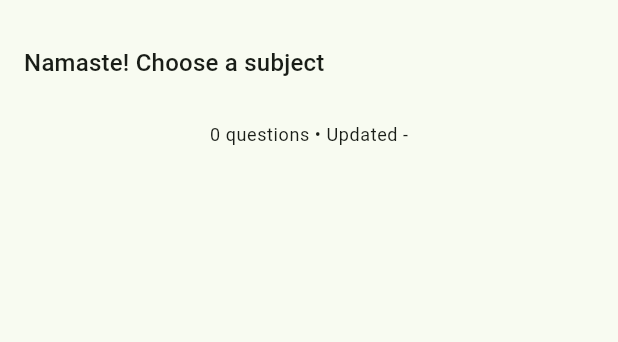
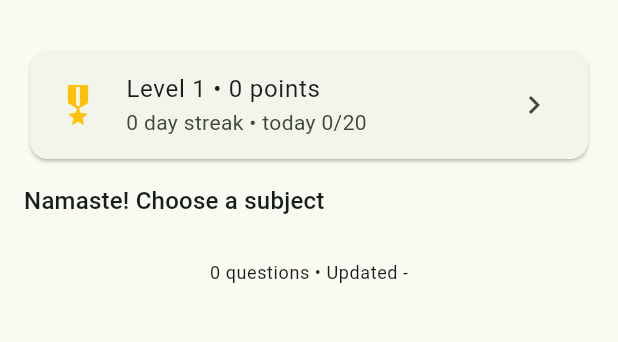
Before and after one commit to SeekhoJeeto/seekhojeeto-app, a Flutter app: the screen it shows once a user with an empty profile is signed in, on a phone screen of 412 x 824 dp, the part 63-405 px from its top. Run offline on Flutter 3.47's test engine with Material 3 defaults, Android fonts, the phone set to English and light mode, and no system bars; our stand-ins replace cloud_firestore, firebase_auth, firebase_core, shared_preferences; accounts and stored records are empty; network calls fail.

Commit message:
Add rewards, saved progress and private per-student data (Firestore)

```diff
--- a/lib/main.dart
+++ b/lib/main.dart
@@ -1,12 +1,11 @@
-import 'package:firebase_auth/firebase_auth.dart';
 import 'package:firebase_core/firebase_core.dart';
 import 'package:flutter/material.dart';
 import 'package:provider/provider.dart';
 
 import 'screens/home_screen.dart';
-import 'screens/login_screen.dart';
 import 'services/app_state.dart';
 import 'services/auth_service.dart';
+import 'services/progress_service.dart';
 
 Future<void> main() async {
   WidgetsFlutterBinding.ensureInitialized();
@@ -17,17 +16,20 @@ Future<void> main() async {
     auth.firebaseReady = true;
   } catch (_) {
     // Firebase not configured yet (no google-services.json). The app still
-    // works as a guest; add Firebase later to enable accounts.
+    // works as a guest; add Firebase later to enable accounts and saving.
     auth.firebaseReady = false;
   }
 
   final state = AppState();
   await state.init();
 
+  final progress = ProgressService(auth);
+
   runApp(
     MultiProvider(
       providers: [
         ChangeNotifierProvider<AppState>.value(value: state),
+        ChangeNotifierProvider<ProgressService>.value(value: progress),
         Provider<AuthService>.value(value: auth),
       ],
       child: const SeekhoJeetoApp(),
@@ -47,30 +49,7 @@ class SeekhoJeetoApp extends StatelessWidget {
         useMaterial3: true,
         colorSchemeSeed: const Color(0xFF138808),
       ),
-      home: const RootGate(),
+      home: const HomeScreen(),
     );
   }
 }
-
-/// Shows login when Firebase is ready, otherwise goes straight to the app.
-class RootGate extends StatelessWidget {
-  const RootGate({super.key});
-
-  @override
-  Widget build(BuildContext context) {
-    final auth = context.read<AuthService>();
-    if (!auth.firebaseReady) return const HomeScreen();
-
-    return StreamBuilder<User?>(
-      stream: auth.authStateChanges(),
-      builder: (context, snapshot) {
-        if (snapshot.connectionState == ConnectionState.waiting) {
-          return const Scaffold(
-            body: Center(child: CircularProgressIndicator()),
-          );
-        }
-        return snapshot.data == null ? const LoginScreen() : const HomeScreen();
-      },
-    );
-  }
-}
--- /dev/null
+++ b/lib/models/progress.dart
@@ -0,0 +1,66 @@
+/// A student's saved progress: points, badges, streak and daily goal.
+class Progress {
+  int points;
+  int quizzes;
+  int correct;
+  int total;
+  int bestScore;
+  int streak;
+  int dailyCount;
+  String lastPlayed; // yyyy-MM-dd
+  String dailyDate; // yyyy-MM-dd
+  List<String> badges;
+  Map<String, dynamic> subjects;
+
+  Progress({
+    this.points = 0,
+    this.quizzes = 0,
+    this.correct = 0,
+    this.total = 0,
+    this.bestScore = 0,
+    this.streak = 0,
+    this.dailyCount = 0,
+    this.lastPlayed = '',
+    this.dailyDate = '',
+    this.badges = const [],
+    this.subjects = const {},
+  });
+
+  /// How many questions a student should answer each day.
+  static const int dailyGoal = 20;
+
+  /// Every 100 points is one level.
+  int get level => points ~/ 100 + 1;
+  int get intoLevel => points % 100;
+  bool get goalMet => dailyCount >= dailyGoal;
+
+  static int _int(dynamic v) => v is num ? v.toInt() : 0;
+
+  factory Progress.fromMap(Map<String, dynamic> m) => Progress(
+        points: _int(m['points']),
+        quizzes: _int(m['quizzes']),
+        correct: _int(m['correct']),
+        total: _int(m['total']),
+        bestScore: _int(m['bestScore']),
+        streak: _int(m['streak']),
+        dailyCount: _int(m['dailyCount']),
+        lastPlayed: '${m['lastPlayed'] ?? ''}',
+        dailyDate: '${m['dailyDate'] ?? ''}',
+        badges: (m['badges'] as List?)?.map((e) => '$e').toList() ?? const [],
+        subjects: (m['subjects'] as Map?)?.cast<String, dynamic>() ?? const {},
+      );
+
+  Map<String, dynamic> toMap() => {
+        'points': points,
+        'quizzes': quizzes,
+        'correct': correct,
+        'total': total,
+        'bestScore': bestScore,
+        'streak': streak,
+        'dailyCount': dailyCount,
+        'lastPlayed': lastPlayed,
+        'dailyDate': dailyDate,
+        'badges': badges,
+        'subjects': subjects,
+      };
+}
--- /dev/null
+++ b/lib/rewards/badges.dart
@@ -0,0 +1,80 @@
+import 'package:flutter/material.dart';
+
+import '../models/progress.dart';
+
+/// A reward a student can earn.
+class BadgeDef {
+  final String id;
+  final String title;
+  final String description;
+  final IconData icon;
+  final bool Function(Progress p) earned;
+
+  const BadgeDef({
+    required this.id,
+    required this.title,
+    required this.description,
+    required this.icon,
+    required this.earned,
+  });
+}
+
+const List<BadgeDef> kBadges = [
+  BadgeDef(
+    id: 'first_steps',
+    title: 'First Steps',
+    description: 'Finish your first quiz',
+    icon: Icons.flag,
+    earned: _firstSteps,
+  ),
+  BadgeDef(
+    id: 'perfect_10',
+    title: 'Perfect 10',
+    description: 'Score 10 out of 10 in a quiz',
+    icon: Icons.star,
+    earned: _perfect,
+  ),
+  BadgeDef(
+    id: 'century',
+    title: 'Century',
+    description: 'Collect 100 points',
+    icon: Icons.workspace_premium,
+    earned: _century,
+  ),
+  BadgeDef(
+    id: 'streak_3',
+    title: 'On a Roll',
+    description: 'Play 3 days in a row',
+    icon: Icons.local_fire_department,
+    earned: _streak3,
+  ),
+  BadgeDef(
+    id: 'streak_7',
+    title: 'Week Warrior',
+    description: 'Play 7 days in a row',
+    icon: Icons.whatshot,
+    earned: _streak7,
+  ),
+  BadgeDef(
+    id: 'explorer',
+    title: 'Explorer',
+    description: 'Try all three subjects',
+    icon: Icons.explore,
+    earned: _explorer,
+  ),
+  BadgeDef(
+    id: 'goal_getter',
+    title: 'Goal Getter',
+    description: 'Reach your daily goal',
+    icon: Icons.emoji_events,
+    earned: _goalGetter,
+  ),
+];
+
+bool _firstSteps(Progress p) => p.quizzes >= 1;
+bool _perfect(Progress p) => p.bestScore >= 10;
+bool _century(Progress p) => p.points >= 100;
+bool _streak3(Progress p) => p.streak >= 3;
+bool _streak7(Progress p) => p.streak >= 7;
+bool _explorer(Progress p) => p.subjects.length >= 3;
+bool _goalGetter(Progress p) => p.goalMet;
--- a/lib/screens/home_screen.dart
+++ b/lib/screens/home_screen.dart
@@ -2,10 +2,14 @@ import 'package:flutter/material.dart';
 import 'package:provider/provider.dart';
 
 import '../l10n/languages.dart';
+import '../models/progress.dart';
 import '../models/question.dart';
 import '../services/app_state.dart';
 import '../services/auth_service.dart';
+import '../services/progress_service.dart';
+import 'login_screen.dart';
 import 'quiz_screen.dart';
+import 'rewards_screen.dart';
 
 class HomeScreen extends StatelessWidget {
   const HomeScreen({super.key});
@@ -22,6 +26,7 @@ class HomeScreen extends StatelessWidget {
   @override
   Widget build(BuildContext context) {
     final state = context.watch<AppState>();
+    final progress = context.watch<ProgressService>();
     final auth = context.read<AuthService>();
 
     return Scaffold(
@@ -44,7 +49,7 @@ class HomeScreen extends StatelessWidget {
             tooltip: 'Refresh questions',
             onPressed: () => context.read<AppState>().loadData(),
           ),
-          if (auth.firebaseReady)
+          if (auth.firebaseReady && auth.currentUser != null)
             IconButton(
               icon: const Icon(Icons.logout),
               tooltip: 'Log out',
@@ -57,6 +62,8 @@ class HomeScreen extends StatelessWidget {
           : ListView(
               padding: const EdgeInsets.all(16),
               children: [
+                _progressHeader(context, progress, auth),
+                const SizedBox(height: 12),
                 Text(
                   'Namaste! Choose a subject',
                   style: Theme.of(context).textTheme.titleMedium,
@@ -88,6 +95,61 @@ class HomeScreen extends StatelessWidget {
                   ),
               ],
             ),
+    );
+  }
+
+  Widget _progressHeader(
+    BuildContext context,
+    ProgressService progress,
+    AuthService auth,
+  ) {
+    final p = progress.progress;
+
+    if (progress.saved) {
+      return Card(
+        child: ListTile(
+          leading: const Icon(Icons.military_tech, color: Colors.amber, size: 32),
+          title: Text('Level ${p.level} \u2022 ${p.points} points'),
+          subtitle: Text('${p.streak} day streak \u2022 '
+              'today ${p.dailyCount}/${Progress.dailyGoal}'),
+          trailing: const Icon(Icons.chevron_right),
+          onTap: () => Navigator.of(context).push(
+            MaterialPageRoute(builder: (_) => const RewardsScreen()),
+          ),
+        ),
+      );
+    }
+
+    return Card(
+      color: Theme.of(context).colorScheme.surfaceContainerHighest,
+      child: Padding(
+        padding: const EdgeInsets.all(14),
+        child: Column(
+          crossAxisAlignment: CrossAxisAlignment.start,
+          children: [
+            const Text(
+              'Create an account to save your progress',
+              style: TextStyle(fontWeight: FontWeight.bold),
+            ),
+            const SizedBox(height: 4),
+            const Text(
+              'Your points, badges and streak stay safe, and you can continue '
+              'on any phone.',
+            ),
+            const SizedBox(height: 10),
+            Row(
+              children: [
+                FilledButton(
+                  onPressed: () => Navigator.of(context).push(
+                    MaterialPageRoute(builder: (_) => const LoginScreen()),
+                  ),
+                  child: const Text('Log in / Sign up'),
+                ),
+              ],
+            ),
+          ],
+        ),
+      ),
     );
   }
 
@@ -129,6 +191,7 @@ class HomeScreen extends StatelessWidget {
                       onTap: () => Navigator.of(context).push(
                         MaterialPageRoute(
                           builder: (_) => QuizScreen(
+                            subjectId: subject.id,
                             title: '${subject.title} \u2022 ${g.titleIn(state.lang)}',
                             questions: g.questions,
                           ),
--- /dev/null
+++ b/lib/services/progress_service.dart
@@ -0,0 +1,123 @@
+import 'dart:async';
+
+import 'package:cloud_firestore/cloud_firestore.dart';
+import 'package:firebase_auth/firebase_auth.dart';
+import 'package:flutter/foundation.dart';
+
+import '../models/progress.dart';
+import '../rewards/badges.dart';
+import 'auth_service.dart';
+
+/// Keeps the student's progress. When signed in it is stored privately in
+/// Firestore under users/{uid}; a guest's progress lasts only for the session.
+class ProgressService extends ChangeNotifier {
+  ProgressService(this._auth) {
+    _sub = _auth.authStateChanges().listen((user) {
+      _onAuthChanged(user);
+    });
+  }
+
+  final AuthService _auth;
+  StreamSubscription<User?>? _sub;
+
+  Progress progress = Progress();
+  bool loading = false;
+
+  /// True only when we can actually save to the student's own cloud document.
+  bool get saved => _auth.firebaseReady && _auth.currentUser != null;
+
+  @override
+  void dispose() {
+    _sub?.cancel();
+    super.dispose();
+  }
+
+  Future<void> _onAuthChanged(User? user) async {
+    if (user == null || !_auth.firebaseReady) {
+      progress = Progress();
+      notifyListeners();
+      return;
+    }
+    loading = true;
+    notifyListeners();
+    try {
+      final doc = await FirebaseFirestore.instance
+          .collection('users')
+          .doc(user.uid)
+          .get();
+      progress = doc.exists ? Progress.fromMap(doc.data() ?? {}) : Progress();
+    } catch (_) {
+      progress = Progress();
+    }
+    loading = false;
+    notifyListeners();
+  }
+
+  /// Called when a quiz is finished. Updates points, streak, daily goal and
+  /// badges, then saves to the student's own document if signed in.
+  Future<void> recordQuiz({
+    required String subjectId,
+    required int correct,
+    required int total,
+  }) async {
+    if (total <= 0) return;
+
+    final today = _dayString(DateTime.now());
+    final yesterday =
+        _dayString(DateTime.now().subtract(const Duration(days: 1)));
+
+    final p = progress;
+
+    var streak = p.streak;
+    if (p.lastPlayed != today) {
+      streak = (p.lastPlayed == yesterday) ? streak + 1 : 1;
+    }
+
+    var dailyCount = p.dailyDate == today ? p.dailyCount : 0;
+    dailyCount += total;
+
+    p.points += correct * 10 + (correct == total ? 5 : 0);
+    p.quizzes += 1;
+    p.correct += correct;
+    p.total += total;
+    if (correct > p.bestScore) p.bestScore = correct;
+    p.streak = streak;
+    p.dailyCount = dailyCount;
+    p.dailyDate = today;
+    p.lastPlayed = today;
+
+    final subjects = Map<String, dynamic>.from(p.subjects);
+    final s = Map<String, dynamic>.from((subjects[subjectId] as Map?) ?? {});
+    s['correct'] = ((s['correct'] ?? 0) as num).toInt() + correct;
+    s['total'] = ((s['total'] ?? 0) as num).toInt() + total;
+    s['quizzes'] = ((s['quizzes'] ?? 0) as num).toInt() + 1;
+    subjects[subjectId] = s;
+    p.subjects = subjects;
+
+    final earned = p.badges.toSet();
+    for (final b in kBadges) {
+      if (b.earned(p)) earned.add(b.id);
+    }
+    p.badges = earned.toList();
+
+    progress = p;
+    notifyListeners();
+
+    final user = _auth.currentUser;
+    if (_auth.firebaseReady && user != null) {
+      try {
+        await FirebaseFirestore.instance
+            .collection('users')
+            .doc(user.uid)
+            .set(p.toMap(), SetOptions(merge: true));
+      } catch (_) {
+        // Saving failed (offline). Progress stays for this session.
+      }
+    }
+  }
+
+  String _dayString(DateTime d) =>
+      '${d.year.toString().padLeft(4, '0')}-'
+      '${d.month.toString().padLeft(2, '0')}-'
+      '${d.day.toString().padLeft(2, '0')}';
+}
--- a/pubspec.yaml
+++ b/pubspec.yaml
@@ -14,6 +14,7 @@ dependencies:
   provider: ^6.1.2
   firebase_core: ^3.6.0
   firebase_auth: ^5.3.1
+  cloud_firestore: ^5.4.4
   cupertino_icons: ^1.0.8
 
 dev_dependencies:
```
Also changed, not shown: lib/screens/login_screen.dart (+15 -12 lines), lib/screens/quiz_screen.dart (+26 -6 lines), lib/screens/rewards_screen.dart (added, +139 -0 lines), 2 other files.
